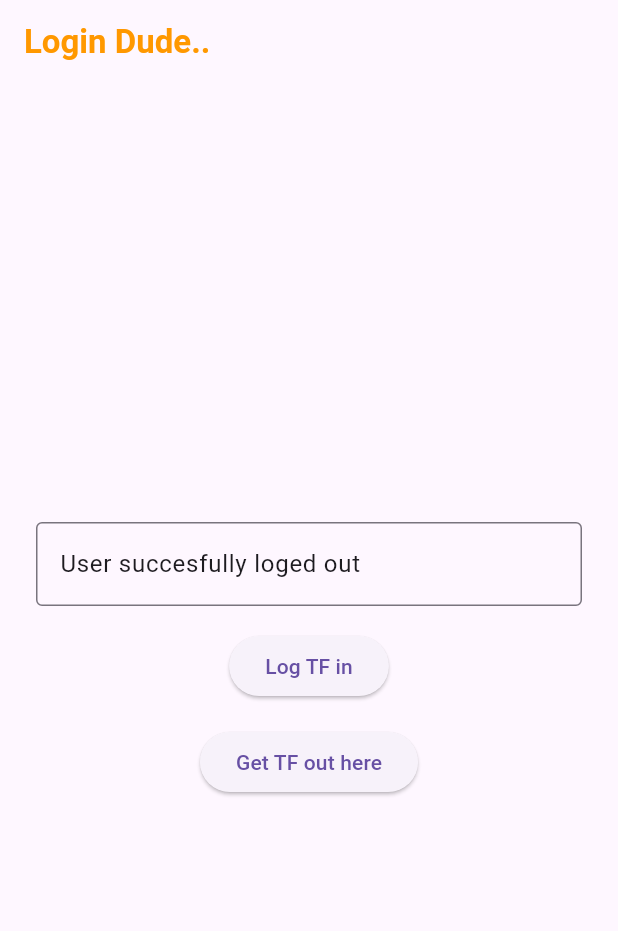
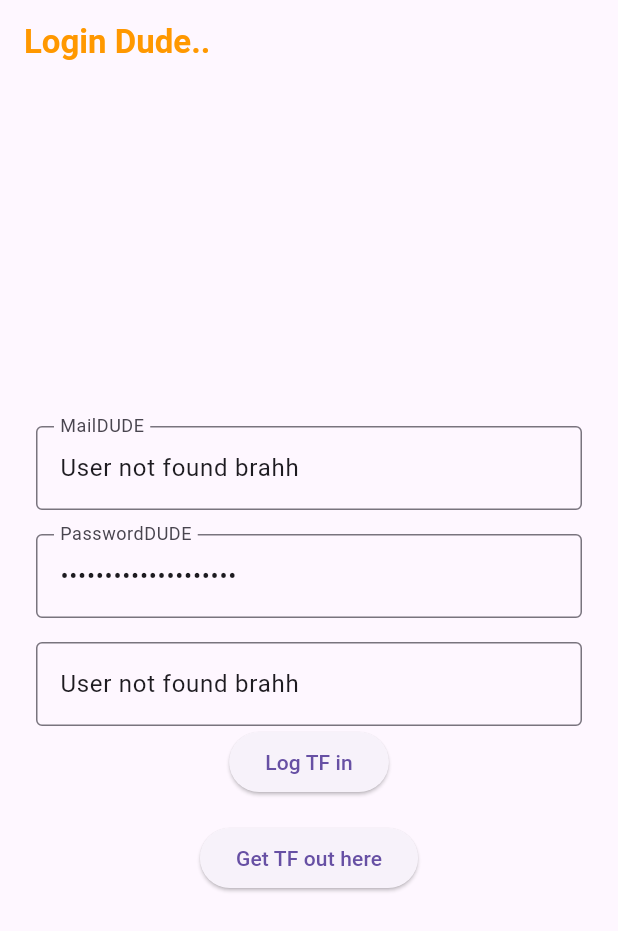
Before and after one commit to Seno91/fb_auth_ts, a Flutter app: the screen it shows after launch, after a tap on "Get TF out here", on a phone screen of 412 x 824 dp. Shown: the top 931 px of the screen. Run offline on Flutter 3.47's test engine with Material 3 defaults, Android fonts, the phone set to English and light mode, and no system bars; our stand-ins replace firebase_auth, firebase_core; accounts and stored records are empty; generated files the repository leaves out were written again; network calls fail.

Commit message:
implemented Hardcoded User via Firebase

```diff
--- a/lib/main.dart
+++ b/lib/main.dart
@@ -1,4 +1,5 @@
 import 'package:fb_auth_ts/firebase_options.dart';
+import 'package:firebase_auth/firebase_auth.dart';
 import 'package:firebase_core/firebase_core.dart';
 import 'package:flutter/material.dart';
 
@@ -26,21 +27,47 @@ class LoginPage extends StatefulWidget {
 }
 
 class _LoginPageState extends State<LoginPage> {
+  final FirebaseAuth _auth = FirebaseAuth.instance;
   String _message = "";
 
-  void _loginUser() {
-    const username = "Senad";
-    //const password = "Hallo";
+  final String userEmail = "dude@dude.com";
+  final String userPw = "dudedudedude";
 
-    setState(() {
-      _message = "User '$username' is Loged in";
-    });
+  //final TextEditingController _emailController = TextEditingController();
+  //final TextEditingController _pwController = TextEditingController();
+
+  Future<void> _loginUser() async {
+    try {
+      UserCredential userCredential = await _auth.signInWithEmailAndPassword(
+          email: userEmail, password: userPw);
+
+      setState(() {
+        _message = "User '${userCredential.user?.email}' is Loged in";
+      });
+    } catch (e) {
+      print(e);
+      setState(
+        () {
+          _message = "Nice try moron: ${e.toString()}}";
+        },
+      );
+    }
   }
 
-  void _logout() {
-    setState(() {
-      _message = "User succesfully loged out";
-    });
+  Future<void> _logout() async {
+    try {
+      await _auth.signOut();
+
+      setState(() {
+        _message = "User not found brahh";
+      });
+    } catch (e) {
+      setState(
+        () {
+          _message = "Nice try moron: ${e.toString()}}";
+        },
+      );
+    }
   }
 
   @override
@@ -60,13 +87,27 @@ class _LoginPageState extends State<LoginPage> {
         child: Column(
           mainAxisAlignment: MainAxisAlignment.center,
           children: [
+            //Text("MailDUDE: $userEmail"),
+            //Text("PasswordDUDE: $userPw"),
+            TextField(
+              controller: TextEditingController(text: _message),
+              decoration: const InputDecoration(
+                  border: OutlineInputBorder(), labelText: "MailDUDE"),
+            ),
+            const SizedBox(height: 16),
+            TextField(
+              controller: TextEditingController(text: _message),
+              decoration: const InputDecoration(
+                  border: OutlineInputBorder(), labelText: "PasswordDUDE"),
+              obscureText: true,
+            ),
+            const SizedBox(height: 16),
             TextField(
               decoration: const InputDecoration(
                 border: OutlineInputBorder(),
               ),
               controller: TextEditingController(text: _message),
             ),
-            const SizedBox(height: 16),
             ElevatedButton(
               onPressed: _loginUser,
               child: const Text("Log TF in"),
```
